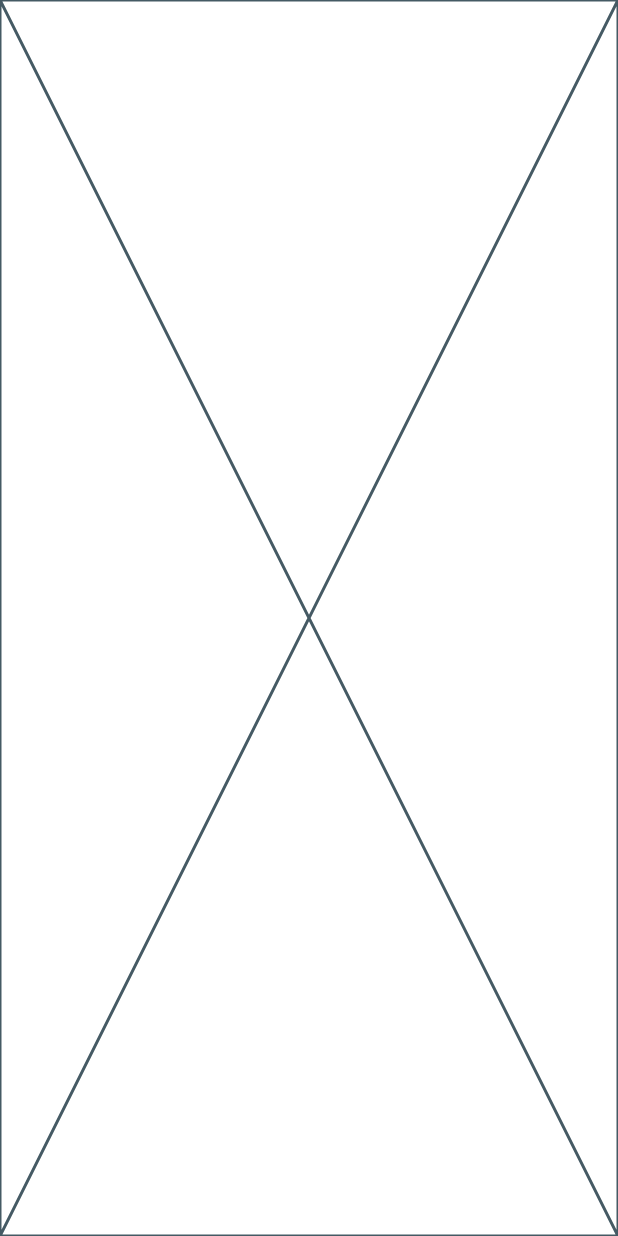
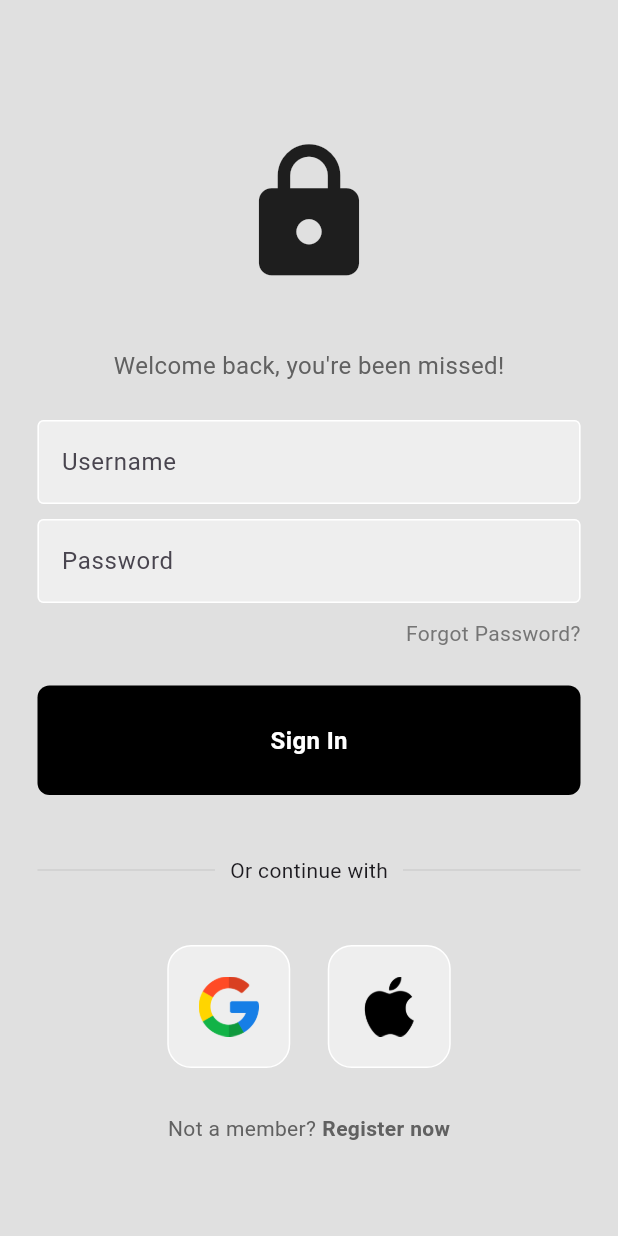
Before and after one commit to axndmathias/axnd-login-ui, a Flutter app: the screen it shows after launch, on a phone screen of 412 x 824 dp. Run offline on Flutter 3.47's test engine with Material 3 defaults, Android fonts, the phone set to English and light mode, and no system bars; our stand-ins replace firebase_core; accounts and stored records are empty.

Commit message:
Add Loginpage/Componentes

```diff
--- a/lib/app/app_widget.dart
+++ b/lib/app/app_widget.dart
@@ -7,7 +7,7 @@ class AppWidget extends StatelessWidget {
 
   @override
   Widget build(BuildContext context) {
-    return const MaterialApp(
+    return MaterialApp(
       debugShowCheckedModeBanner: false,
       home: LoginPage(),
     );
--- /dev/null
+++ b/lib/app/components/custom_textfield.dart
@@ -0,0 +1,33 @@
+import 'package:flutter/material.dart';
+
+class CustomTextField extends StatelessWidget {
+  final dynamic controller;
+  final String hinText;
+  final bool obscureText;
+  const CustomTextField(
+      {super.key,
+      required this.controller,
+      required this.hinText,
+      this.obscureText = false});
+
+  @override
+  Widget build(BuildContext context) {
+    return Padding(
+      padding: const EdgeInsets.symmetric(horizontal: 25.0),
+      child: TextField(
+        controller: controller,
+        obscureText: obscureText,
+        decoration: InputDecoration(
+            enabledBorder: const OutlineInputBorder(
+              borderSide: BorderSide(color: Colors.white),
+            ),
+            focusedBorder: OutlineInputBorder(
+              borderSide: BorderSide(color: Colors.grey.shade400),
+            ),
+            fillColor: Colors.grey.shade200,
+            filled: true,
+            hintText: hinText),
+      ),
+    );
+  }
+}
--- /dev/null
+++ b/lib/app/components/signin_button.dart
@@ -0,0 +1,30 @@
+import 'package:flutter/material.dart';
+
+class SigninButton extends StatelessWidget {
+  final Function()? onTap;
+
+  const SigninButton({super.key, required this.onTap});
+
+  @override
+  Widget build(BuildContext context) {
+    return GestureDetector(
+      onTap: onTap,
+      child: Container(
+        padding: const EdgeInsets.all(25.0),
+        margin: const EdgeInsets.symmetric(horizontal: 25),
+        decoration: BoxDecoration(
+            color: Colors.black, borderRadius: BorderRadius.circular(8)),
+        child: const Center(
+          child: Text(
+            'Sign In',
+            style: TextStyle(
+              color: Colors.white,
+              fontWeight: FontWeight.bold,
+              fontSize: 16,
+            ),
+          ),
+        ),
+      ),
+    );
+  }
+}
--- /dev/null
+++ b/lib/app/components/social_button.dart
@@ -0,0 +1,23 @@
+import 'package:flutter/material.dart';
+
+class SocialButton extends StatelessWidget {
+  final String imagePath;
+
+  const SocialButton({super.key, required this.imagePath});
+
+  @override
+  Widget build(BuildContext context) {
+    return Container(
+      padding: const EdgeInsets.all(20),
+      decoration: BoxDecoration(
+        border: Border.all(color: Colors.white),
+        borderRadius: BorderRadius.circular(16),
+        color: Colors.grey[200],
+      ),
+      child: Image.asset(
+        imagePath,
+        height: 40,
+      ),
+    );
+  }
+}
--- a/lib/app/pages/login_page.dart
+++ b/lib/app/pages/login_page.dart
@@ -1,10 +1,133 @@
-import 'package:flutter/widgets.dart';
+import 'package:axndlogin/app/components/signin_button.dart';
+import 'package:axndlogin/app/components/custom_textfield.dart';
+import 'package:axndlogin/app/components/social_button.dart';
+import 'package:flutter/material.dart';
 
 class LoginPage extends StatelessWidget {
-  const LoginPage({super.key});
+  LoginPage({super.key});
+
+  // textField editing controller
+  final usernameController = TextEditingController();
+  final passwordController = TextEditingController();
+
+// sign user in method
+  void signUserIn() {}
 
   @override
   Widget build(BuildContext context) {
-    return const Placeholder();
+    return Scaffold(
+      backgroundColor: Colors.grey[300],
+      body: SafeArea(
+        child: Center(
+          child: Column(mainAxisAlignment: MainAxisAlignment.center, children: [
+            // logo
+            const SizedBox(height: 30),
+            const Icon(Icons.lock_rounded, size: 100),
+
+            // Welcome back, you're been missed!
+            const SizedBox(height: 40),
+            Text(
+              'Welcome back, you\'re been missed!',
+              style: TextStyle(color: Colors.grey[700], fontSize: 16),
+            ),
+
+            // username textfield
+            const SizedBox(height: 25),
+            CustomTextField(
+              controller: usernameController,
+              hinText: 'Username',
+            ),
+
+            // password textfield
+            const SizedBox(height: 10),
+            CustomTextField(
+              controller: passwordController,
+              hinText: 'Password',
+              obscureText: true,
+            ),
+
+            // forgot password
+            const SizedBox(height: 10),
+            Padding(
+              padding: const EdgeInsets.symmetric(horizontal: 25.0),
+              child: Row(
+                mainAxisAlignment: MainAxisAlignment.end,
+                children: [
+                  Text(
+                    'Forgot Password?',
+                    style: TextStyle(color: Colors.grey[600]),
+                  ),
+                ],
+              ),
+            ),
+
+            // sign in button
+            const SizedBox(height: 25),
+            SigninButton(
+              onTap: signUserIn,
+            ),
+
+            // or continue with
+            const SizedBox(height: 40),
+            Padding(
+              padding: const EdgeInsets.symmetric(horizontal: 25.0),
+              child: Row(
+                children: [
+                  Expanded(
+                    child: Divider(
+                      thickness: 0.5,
+                      color: Colors.grey[400],
+                    ),
+                  ),
+                  const Padding(
+                    padding: EdgeInsets.symmetric(horizontal: 10.0),
+                    child: Text('Or continue with'),
+                  ),
+                  Expanded(
+                    child: Divider(
+                      thickness: 0.5,
+                      color: Colors.grey[400],
+                    ),
+                  ),
+                ],
+              ),
+            ),
+
+            // google & apple buttons
+            const SizedBox(height: 40),
+            const Row(
+              mainAxisAlignment: MainAxisAlignment.center,
+              children: [
+                // google button
+                SocialButton(
+                  imagePath: 'assets/images/google.png',
+                ),
+                SizedBox(width: 25.0),
+                // apple button
+                SocialButton(
+                  imagePath: 'assets/images/apple.png',
+                )
+              ],
+            ),
+
+            // not a member? register now
+            const SizedBox(height: 30),
+            Row(
+              mainAxisAlignment: MainAxisAlignment.center,
+              children: [
+                Text(
+                  'Not a member?',
+                  style: TextStyle(color: Colors.grey[700]),
+                ),
+                const SizedBox(width: 4),
+                Text('Register now',
+                    style: TextStyle(
+                        color: Colors.grey[700], fontWeight: FontWeight.bold)),
+              ],
+            ),
+          ]),
+        ),
+      ),
+    );
   }
 }
--- a/pubspec.yaml
+++ b/pubspec.yaml
@@ -60,8 +60,8 @@ flutter:
   uses-material-design: true
 
   # To add assets to your application, add an assets section, like this:
-  # assets:
-  #   - images/a_dot_burr.jpeg
+  assets:
+    - assets/images/
   #   - images/a_dot_ham.jpeg
 
   # An image asset can refer to one or more resolution-specific "variants", see
```
